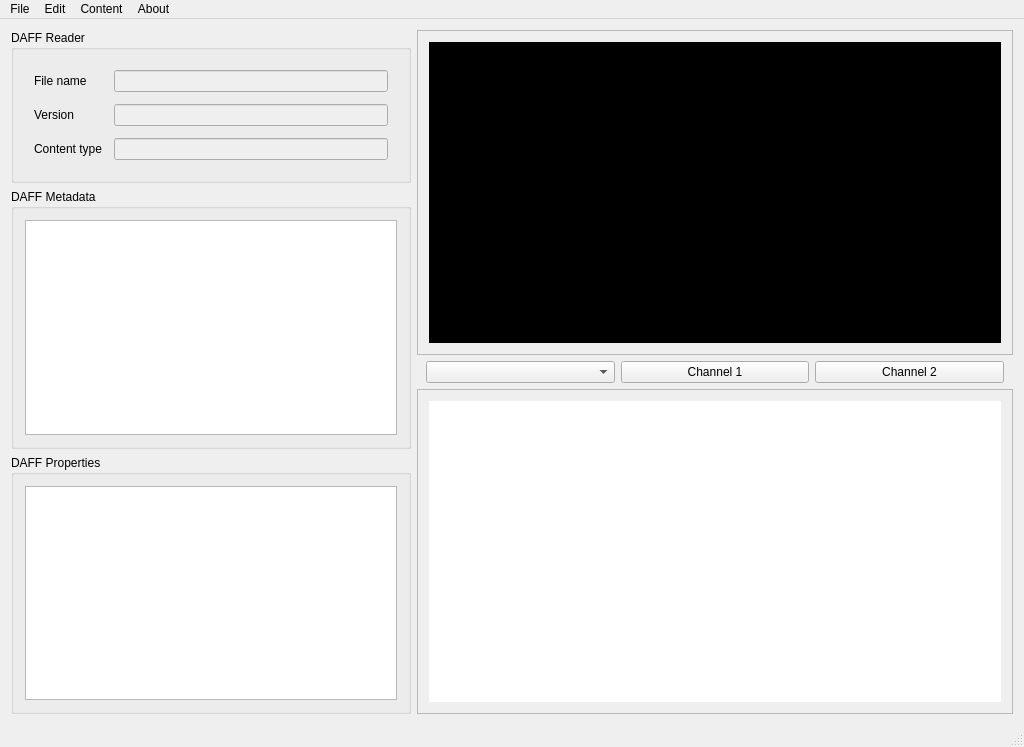
Before: the Qt Designer form apps/viewer/ui/QDAFFViewerWindow.ui in svn2github/opendaff, drawn with Qt 5.
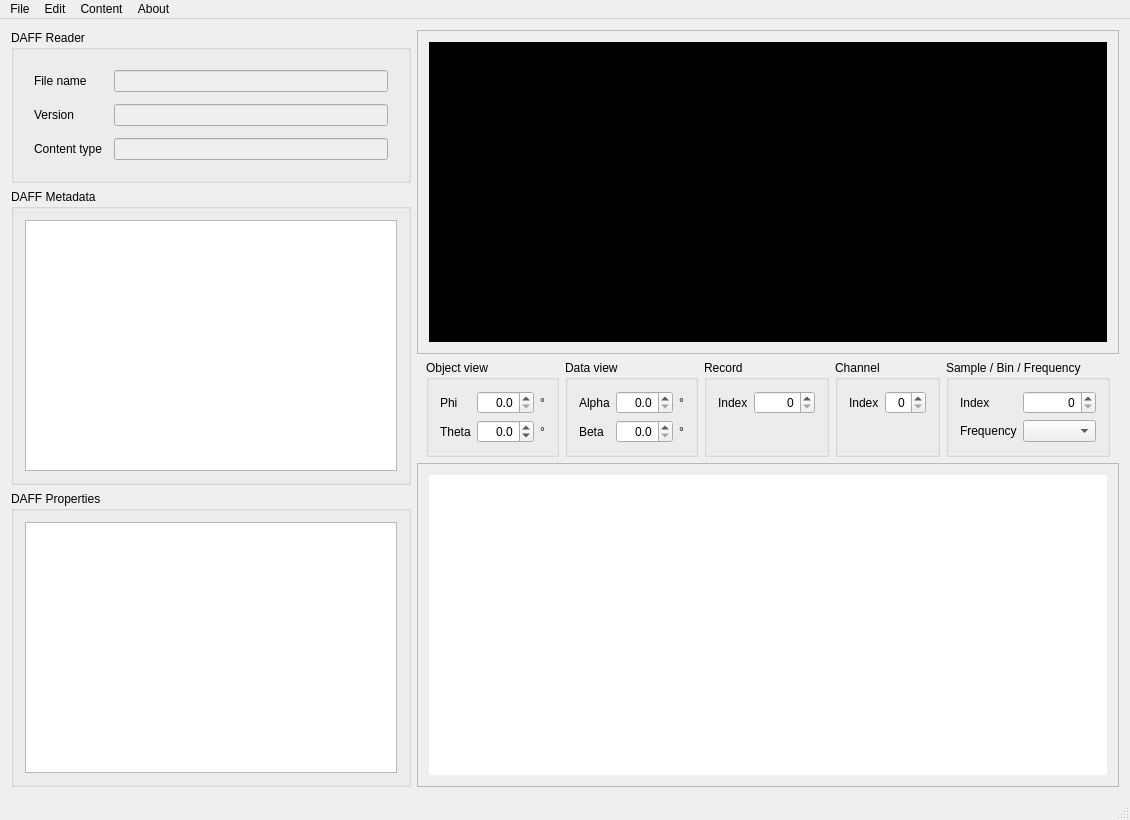
After: the same form once the commit is applied. Custom widgets are drawn as their Qt base class.

Commit message: upd: progress on control panel for content view. frequency switcher already running.

What changed in the file:
```diff
--- a/apps/viewer/ui/QDAFFViewerWindow.ui
+++ b/apps/viewer/ui/QDAFFViewerWindow.ui
@@ -6,8 +6,8 @@
    <rect>
     <x>0</x>
     <y>0</y>
-    <width>1024</width>
-    <height>747</height>
+    <width>1102</width>
+    <height>812</height>
    </rect>
   </property>
   <property name="acceptDrops">
@@ -196,20 +196,229 @@
            <number>9</number>
           </property>
           <item>
-           <widget class="QComboBox" name="comboBox_FrequencySelector"/>
+           <widget class="QGroupBox" name="groupBox_ObjectView">
+            <property name="title">
+             <string>Object view</string>
+            </property>
+            <layout class="QGridLayout" name="gridLayout_3">
+             <item row="0" column="1">
+              <widget class="QDoubleSpinBox" name="doubleSpinBox_Phi">
+               <property name="alignment">
+                <set>Qt::AlignRight|Qt::AlignTrailing|Qt::AlignVCenter</set>
+               </property>
+               <property name="decimals">
+                <number>1</number>
+               </property>
+               <property name="maximum">
+                <double>360.000000000000000</double>
+               </property>
+               <property name="singleStep">
+                <double>5.000000000000000</double>
+               </property>
+              </widget>
+             </item>
+             <item row="1" column="0">
+              <widget class="QLabel" name="label_2">
+               <property name="text">
+                <string>Theta</string>
+               </property>
+              </widget>
+             </item>
+             <item row="1" column="1">
+              <widget class="QDoubleSpinBox" name="doubleSpinBox_Theta">
+               <property name="alignment">
+                <set>Qt::AlignRight|Qt::AlignTrailing|Qt::AlignVCenter</set>
+               </property>
+               <property name="decimals">
+                <number>1</number>
+               </property>
+               <property name="minimum">
+                <double>-90.000000000000000</double>
+               </property>
+               <property name="maximum">
+                <double>90.000000000000000</double>
+               </property>
+               <property name="singleStep">
+                <double>5.000000000000000</double>
+               </property>
+              </widget>
+             </item>
+             <item row="0" column="0">
+              <widget class="QLabel" name="label">
+               <property name="text">
+                <string>Phi</string>
+               </property>
+              </widget>
+             </item>
+             <item row="0" column="2">
+              <widget class="QLabel" name="label_5">
+               <property name="text">
+                <string>°</string>
+               </property>
+              </widget>
+             </item>
+             <item row="1" column="2">
+              <widget class="QLabel" name="label_6">
+               <property name="text">
+                <string>°</string>
+               </property>
+              </widget>
+             </item>
+            </layout>
+           </widget>
           </item>
           <item>
-           <widget class="QPushButton" name="pushButton_Channel1">
-            <property name="text">
-             <string>Channel 1</string>
+           <widget class="QGroupBox" name="groupBox_DataView">
+            <property name="title">
+             <string>Data view</string>
             </property>
+            <layout class="QGridLayout" name="gridLayout_4">
+             <item row="0" column="2">
+              <widget class="QLabel" name="label_3">
+               <property name="text">
+                <string>Alpha</string>
+               </property>
+              </widget>
+             </item>
+             <item row="0" column="3">
+              <widget class="QDoubleSpinBox" name="doubleSpinBox_Alpha">
+               <property name="alignment">
+                <set>Qt::AlignRight|Qt::AlignTrailing|Qt::AlignVCenter</set>
+               </property>
+               <property name="decimals">
+                <number>1</number>
+               </property>
+               <property name="maximum">
+                <double>360.000000000000000</double>
+               </property>
+               <property name="singleStep">
+                <double>5.000000000000000</double>
+               </property>
+              </widget>
+             </item>
+             <item row="1" column="3">
+              <widget class="QDoubleSpinBox" name="doubleSpinBox_Beta">
+               <property name="alignment">
+                <set>Qt::AlignRight|Qt::AlignTrailing|Qt::AlignVCenter</set>
+               </property>
+               <property name="decimals">
+                <number>1</number>
+               </property>
+               <property name="maximum">
+                <double>180.000000000000000</double>
+               </property>
+               <property name="singleStep">
+                <double>5.000000000000000</double>
+               </property>
+              </widget>
+             </item>
+             <item row="1" column="2">
+              <widget class="QLabel" name="label_4">
+               <property name="text">
+                <string>Beta</string>
+               </property>
+              </widget>
+             </item>
+             <item row="0" column="4">
+              <widget class="QLabel" name="label_7">
+               <property name="text">
+                <string>°</string>
+               </property>
+              </widget>
+             </item>
+             <item row="1" column="4">
+              <widget class="QLabel" name="label_8">
+               <property name="text">
+                <string>°</string>
+               </property>
+              </widget>
+             </item>
+            </layout>
            </widget>
           </item>
           <item>
-           <widget class="QPushButton" name="pushButton_Channel2">
-            <property name="text">
-             <string>Channel 2</string>
+           <widget class="QGroupBox" name="groupBox_Record">
+            <property name="title">
+             <string>Record</string>
             </property>
+            <layout class="QFormLayout" name="formLayout">
+             <item row="0" column="0">
+              <widget class="QLabel" name="label_9">
+               <property name="text">
+                <string>Index</string>
+               </property>
+              </widget>
+             </item>
+             <item row="0" column="1">
+              <widget class="QSpinBox" name="spinBox_RecordIndex">
+               <property name="alignment">
+                <set>Qt::AlignRight|Qt::AlignTrailing|Qt::AlignVCenter</set>
+               </property>
+               <property name="maximum">
+                <number>64800</number>
+               </property>
+              </widget>
+             </item>
+            </layout>
+           </widget>
+          </item>
+          <item>
+           <widget class="QGroupBox" name="groupBox_Channel">
+            <property name="title">
+             <string>Channel</string>
+            </property>
+            <layout class="QFormLayout" name="formLayout_3">
+             <item row="1" column="0">
+              <widget class="QLabel" name="label_12">
+               <property name="text">
+                <string>Index</string>
+               </property>
+              </widget>
+             </item>
+             <item row="1" column="1">
+              <widget class="QSpinBox" name="spinBox_ChannelIndex">
+               <property name="alignment">
+                <set>Qt::AlignRight|Qt::AlignTrailing|Qt::AlignVCenter</set>
+               </property>
+               <property name="maximum">
+                <number>12</number>
+               </property>
+              </widget>
+             </item>
+            </layout>
+           </widget>
+          </item>
+          <item>
+           <widget class="QGroupBox" name="groupBox_Frequency">
+            <property name="title">
+             <string>Sample / Bin / Frequency</string>
+            </property>
+            <layout class="QFormLayout" name="formLayout_4">
+             <item row="0" column="0">
+              <widget class="QLabel" name="label_11">
+               <property name="text">
+                <string>Index</string>
+               </property>
+              </widget>
+             </item>
+             <item row="0" column="1">
+              <widget class="QSpinBox" name="spinBox_FrequencyIndex">
+               <property name="alignment">
+                <set>Qt::AlignRight|Qt::AlignTrailing|Qt::AlignVCenter</set>
+               </property>
+              </widget>
+             </item>
+             <item row="1" column="0">
+              <widget class="QLabel" name="label_10">
+               <property name="text">
+                <string>Frequency</string>
+               </property>
+              </widget>
+             </item>
+             <item row="1" column="1">
+              <widget class="QComboBox" name="comboBox_FrequencySelector"/>
+             </item>
+            </layout>
            </widget>
           </item>
          </layout>
@@ -250,7 +459,7 @@
     <rect>
      <x>0</x>
      <y>0</y>
-     <width>1024</width>
+     <width>1102</width>
      <height>21</height>
     </rect>
    </property>
```
Left out of the diff: 24 changed lines with no effect on the pictures. The commit also changes 3 other files.
